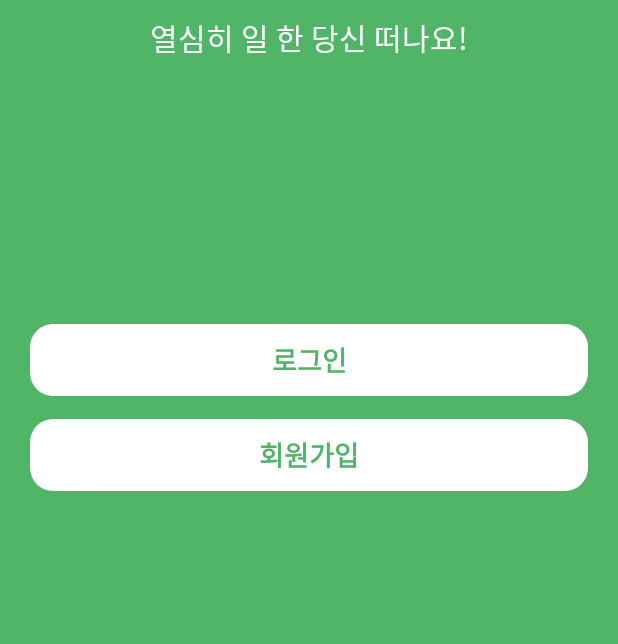
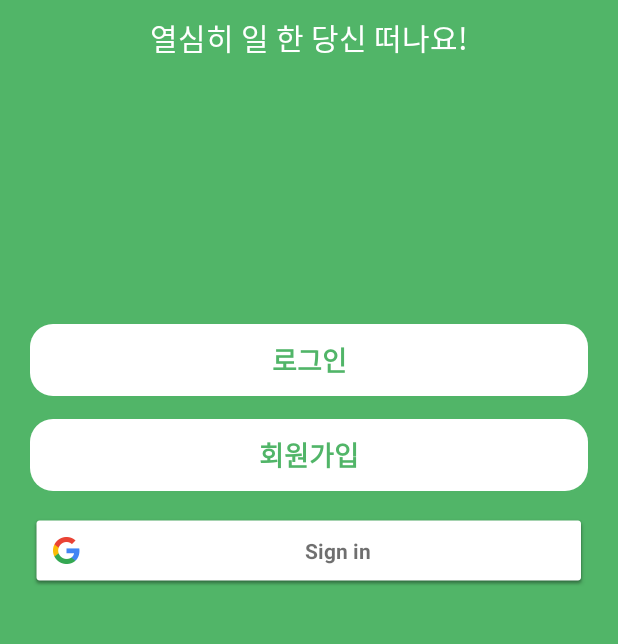
Before and after one commit to leejieun1121/TravelRecordApp, an Android app: the layout activity_after_splash.xml on its own in the app's theme, with its tools: preview values and no code run, on a phone screen of 412 x 824 dp, the part 231-875 px from its top. Run offline under Robolectric (Android 15) with nearby library versions, the phone set to English and light mode, and no system bars.

Commit message:
구글 로그인

```diff
--- a/app/src/main/AndroidManifest.xml
+++ b/app/src/main/AndroidManifest.xml
@@ -1,6 +1,8 @@
 <?xml version="1.0" encoding="utf-8"?>
 <manifest xmlns:android="http://schemas.android.com/apk/res/android"
     package="com.example.travelrecordapp">
+
+    <uses-permission android:name="android.permission.INTERNET"/>
 
     <application
         android:allowBackup="true"
--- a/app/src/main/java/com/example/travelrecordapp/ui/AfterSplashViewModel.kt
+++ b/app/src/main/java/com/example/travelrecordapp/ui/AfterSplashViewModel.kt
@@ -3,7 +3,9 @@ package com.example.travelrecordapp.ui
 import androidx.lifecycle.LiveData
 import androidx.lifecycle.MutableLiveData
 import androidx.lifecycle.ViewModel
+import com.example.travelrecordapp.R
 import com.example.travelrecordapp.data.Event
+import com.google.android.gms.auth.api.signin.GoogleSignInOptions
 
 
 class AfterSplashViewModel : ViewModel() {
@@ -23,4 +25,6 @@ class AfterSplashViewModel : ViewModel() {
     fun openRegisterActivity(){
         _registerActivityEvent.value = Event(Unit)
     }
+
+
 }
--- a/app/src/main/res/layout/activity_after_splash.xml
+++ b/app/src/main/res/layout/activity_after_splash.xml
@@ -72,5 +72,15 @@
         app:layout_constraintEnd_toEndOf="@+id/btn_login"
         app:layout_constraintStart_toStartOf="@+id/btn_login"
         app:layout_constraintTop_toBottomOf="@+id/btn_login" />
+
+    <com.google.android.gms.common.SignInButton
+        android:id="@+id/btn_google_login"
+        android:layout_width="match_parent"
+        android:layout_height="wrap_content"
+        android:layout_marginHorizontal="20dp"
+        android:layout_marginTop="15dp"
+        app:layout_constraintEnd_toEndOf="@+id/btn_register"
+        app:layout_constraintStart_toStartOf="@+id/btn_register"
+        app:layout_constraintTop_toBottomOf="@+id/btn_register" />
 </androidx.constraintlayout.widget.ConstraintLayout>
 </layout>
--- a/build.gradle
+++ b/build.gradle
@@ -8,7 +8,7 @@ buildscript {
     dependencies {
         classpath "com.android.tools.build:gradle:4.1.0"
         classpath "org.jetbrains.kotlin:kotlin-gradle-plugin:$kotlin_version"
-
+        classpath 'com.google.gms:google-services:4.3.5'
         // NOTE: Do not place your application dependencies here; they belong
         // in the individual module build.gradle files
     }
```
Also changed, not shown: app/build.gradle (+14 -2 lines), app/src/main/java/com/example/travelrecordapp/ui/AfterSplashActivity.kt (+68 -0 lines), 1 other file.
